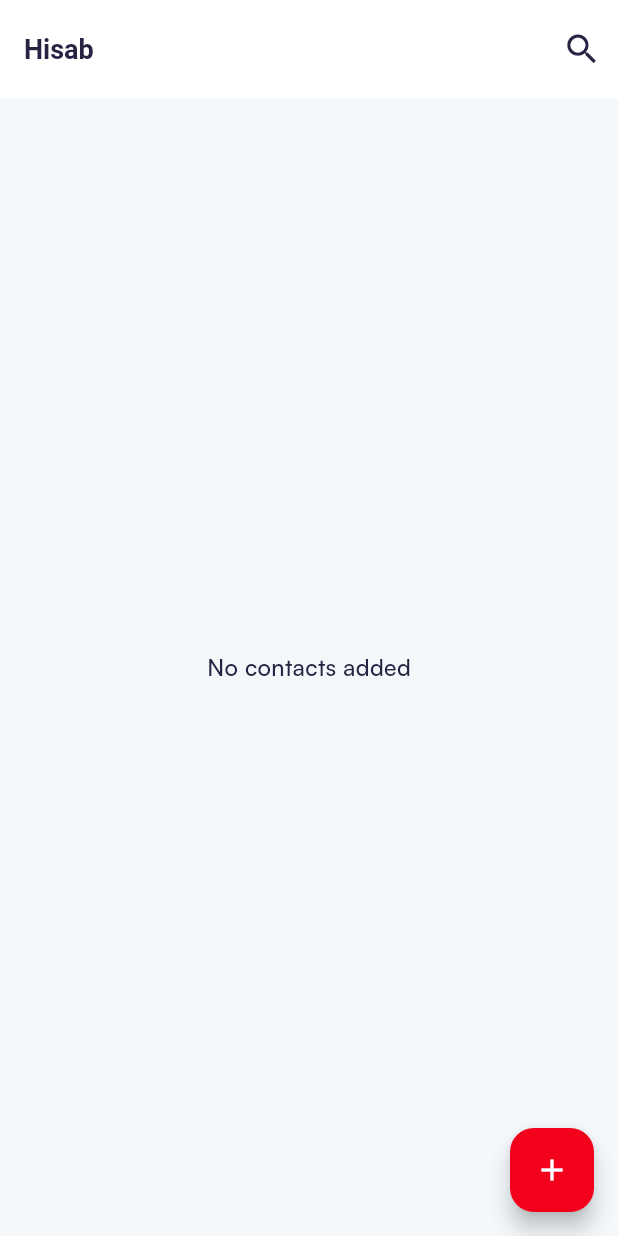
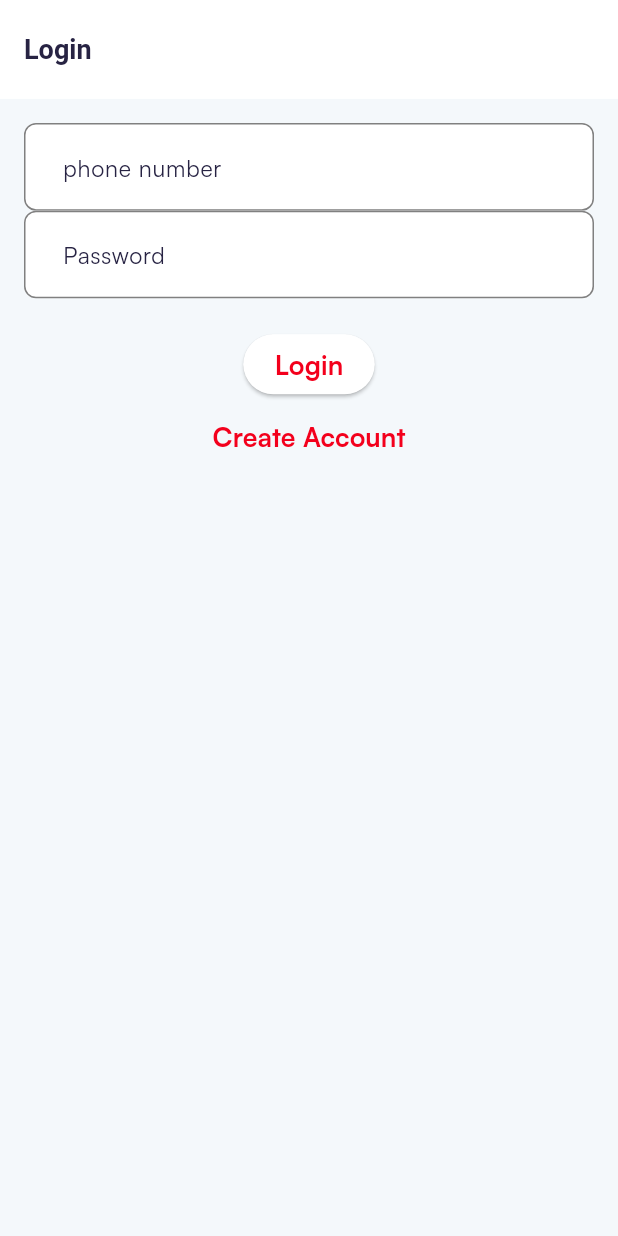
Before and after one commit to MunzurulAzam/hisab, a Flutter app: the screen it shows after launch, on a phone screen of 412 x 824 dp. Run offline on Flutter 3.47's test engine with Material 3 defaults, Android fonts, the phone set to English and light mode, and no system bars; our stand-ins replace cached_network_image, flutter_riverpod, go_router, hive, hive_flutter, share_plus and 1 more; accounts and stored records are empty; key blocks and very long unbroken strings in the code were emptied for the run.

Commit message:
Implement user authentication with login and registration screens; add user model and state management

```diff
--- a/lib/core/config/routes/app_routes.dart
+++ b/lib/core/config/routes/app_routes.dart
@@ -1,3 +1,5 @@
+import 'package:hisab/presentations/screens/auth/login_screen/login_screen.dart';
+import 'package:hisab/presentations/screens/auth/signup/signup_screen.dart';
 import 'package:hisab/presentations/screens/history/arg/arguments.dart';
 import 'package:hisab/presentations/screens/history/history_screen.dart';
 import 'package:hisab/presentations/screens/home/test.dart';
@@ -17,6 +19,8 @@ class AppRoutes {
       GoRoute(path: RouteName.splash, name: RouteName.splash, builder: (context, state) => const SplashScreen()),
       GoRoute(path: RouteName.home, name: RouteName.home, builder: (context, state) => const HomeScreen()),
       GoRoute(path: RouteName.test, name: RouteName.test, builder: (context, state) => const Test()),
+      GoRoute(path: RouteName.loginScreen, name: RouteName.loginScreen, builder: (context, state) => const LoginScreen()),
+      GoRoute(path: RouteName.registerScreen, name: RouteName.registerScreen, builder: (context, state) => const RegisterScreen()),
       GoRoute(
         path: RouteName.historyScreen,
         name: RouteName.historyScreen,
--- a/lib/core/config/routes/route_name.dart
+++ b/lib/core/config/routes/route_name.dart
@@ -6,4 +6,6 @@ abstract class RouteName {
   static const home = '/home';
   static const test = '/test';
   static const historyScreen = '/historyScreen';
+  static const loginScreen = '/loginScreen';
+  static const registerScreen = '/registerScreen';
 }
--- /dev/null
+++ b/lib/core/db/hive/user_model/user_model.dart
@@ -0,0 +1,14 @@
+import 'package:hive/hive.dart';
+
+part 'user_model.g.dart';
+
+@HiveType(typeId: 2)
+class User {
+  @HiveField(0)
+  final String phoneNumber;
+
+  @HiveField(1)
+  final String password;
+
+  User({required this.phoneNumber, required this.password});
+}
--- a/lib/logic/providers/splash_screen_provider/splash_screen_riverpod_provider.dart
+++ b/lib/logic/providers/splash_screen_provider/splash_screen_riverpod_provider.dart
@@ -22,7 +22,7 @@ class SplashNotifier extends StateNotifier<void> {
   }
 
   void goNext(BuildContext context) {
-    GoRouter.of(context).go(RouteName.home);
+    GoRouter.of(context).go(RouteName.loginScreen);
   }
 }
 
--- a/lib/main.dart
+++ b/lib/main.dart
@@ -2,6 +2,7 @@ import 'package:flutter/material.dart';
 import 'package:flutter_riverpod/flutter_riverpod.dart';
 import 'package:hisab/core/db/hive/person_model/person.dart';
 import 'package:hisab/core/db/hive/transaction_model/transaction.dart';
+import 'package:hisab/core/db/hive/user_model/user_model.dart';
 import 'package:hisab/l10n/app_localizations.dart';
 import 'package:hive/hive.dart';
 // import 'package:flutter_screenutil/flutter_screenutil.dart';
@@ -21,8 +22,10 @@ void main() async {
     await Hive.initFlutter();
   Hive.registerAdapter(PersonAdapter());
   Hive.registerAdapter(TransactionAdapter());
+      Hive.registerAdapter(UserAdapter());
   await Hive.openBox<Person>('persons');
   await Hive.openBox<Transaction>('transactions');
+  await Hive.openBox<User>('users');
 
   runApp(
     const ProviderScope(
--- /dev/null
+++ b/lib/presentations/screens/auth/login_screen/login_screen.dart
@@ -0,0 +1,67 @@
+import 'package:flutter/material.dart';
+import 'package:flutter_riverpod/flutter_riverpod.dart';
+import 'package:go_router/go_router.dart';
+import 'package:hisab/core/config/routes/app_routes.dart';
+import 'package:hisab/logic/providers/auth/provider/auth_provider.dart';
+
+class LoginScreen extends ConsumerStatefulWidget {
+  const LoginScreen({super.key});
+
+  @override
+  ConsumerState<LoginScreen> createState() => _LoginScreenState();
+}
+
+class _LoginScreenState extends ConsumerState<LoginScreen> {
+  final phoneNumberController = TextEditingController();
+  final passwordController = TextEditingController();
+
+  @override
+  void dispose() {
+    phoneNumberController.dispose();
+    passwordController.dispose();
+    super.dispose();
+  }
+
+  @override
+  Widget build(BuildContext context) {
+    final authState = ref.watch(authProvider);
+
+    return Scaffold(
+      appBar: AppBar(title: const Text('Login')),
+      body: Padding(
+        padding: const EdgeInsets.all(16.0),
+        child: Column(
+          children: [
+            TextField(
+              controller: phoneNumberController,
+              decoration: const InputDecoration(labelText: 'phone number'),
+            ),
+            TextField(
+              controller: passwordController,
+              obscureText: true,
+              decoration: const InputDecoration(labelText: 'Password'),
+            ),
+            const SizedBox(height: 20),
+            ElevatedButton(
+              onPressed: authState.isLoading == true ? null : () {
+                ref.read(authProvider.notifier).login(
+                  phoneNumberController.text.trim(),
+                  passwordController.text,
+                );
+              },
+              child: const Text('Login'),
+            ),
+            TextButton(
+              onPressed: () => GoRouter.of(context).go(RouteName.registerScreen),
+              child: const Text('Create Account'),
+            ),
+            if (authState.error != null) Text(
+              authState.error!,
+              style: const TextStyle(color: Colors.red),
+            ),
+          ],
+        ),
+      ),
+    );
+  }
+}
```
Also changed, not shown: lib/logic/providers/auth/provider/auth_provider.dart (added, +74 -0 lines), lib/logic/providers/auth/state/auth_state.dart (added, +25 -0 lines), lib/presentations/screens/auth/signup/signup_screen.dart (added, +74 -0 lines), lib/core/db/hive/user_model/user_model.g.dart (added).
